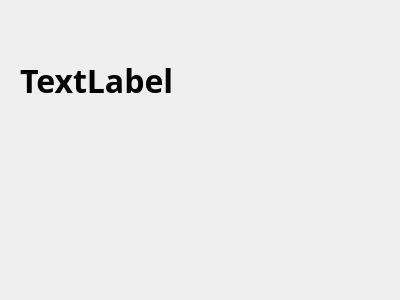
Qt form DemoForm.ui (hyunjs2000/python230724) before a commit.
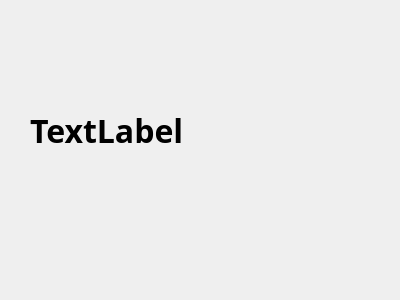
The same form after that commit.

What changed in the file:
```diff
--- a/DemoForm.ui
+++ b/DemoForm.ui
@@ -16,9 +16,9 @@
   <widget class="QLabel" name="label">
    <property name="geometry">
     <rect>
-     <x>20</x>
-     <y>50</y>
-     <width>341</width>
+     <x>30</x>
+     <y>100</y>
+     <width>271</width>
      <height>61</height>
     </rect>
    </property>
```
